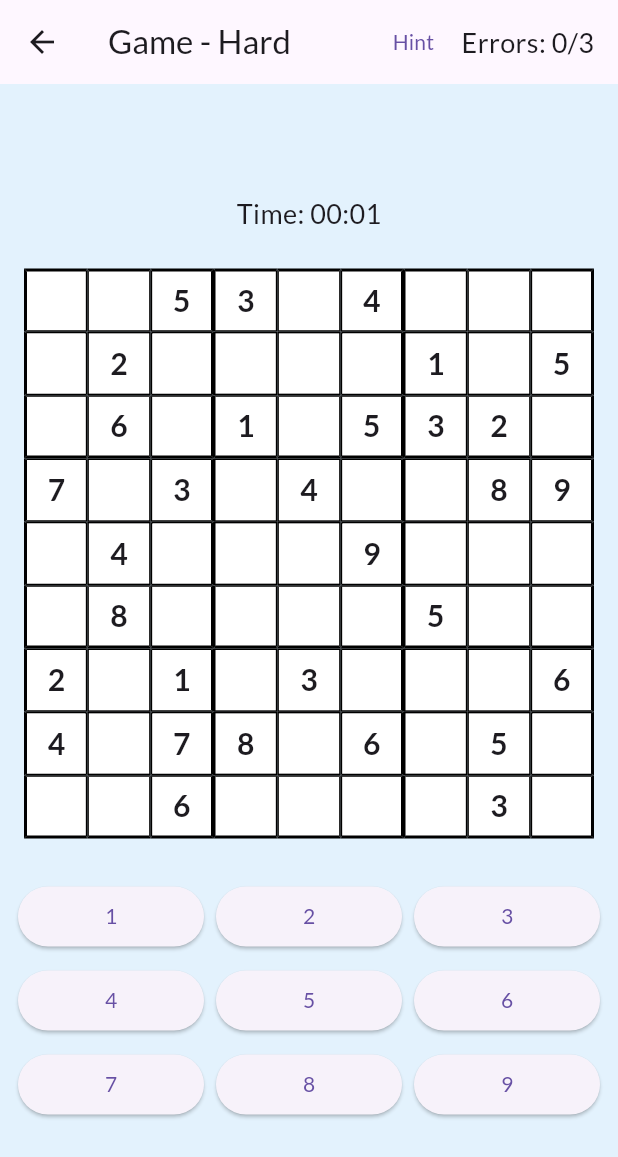
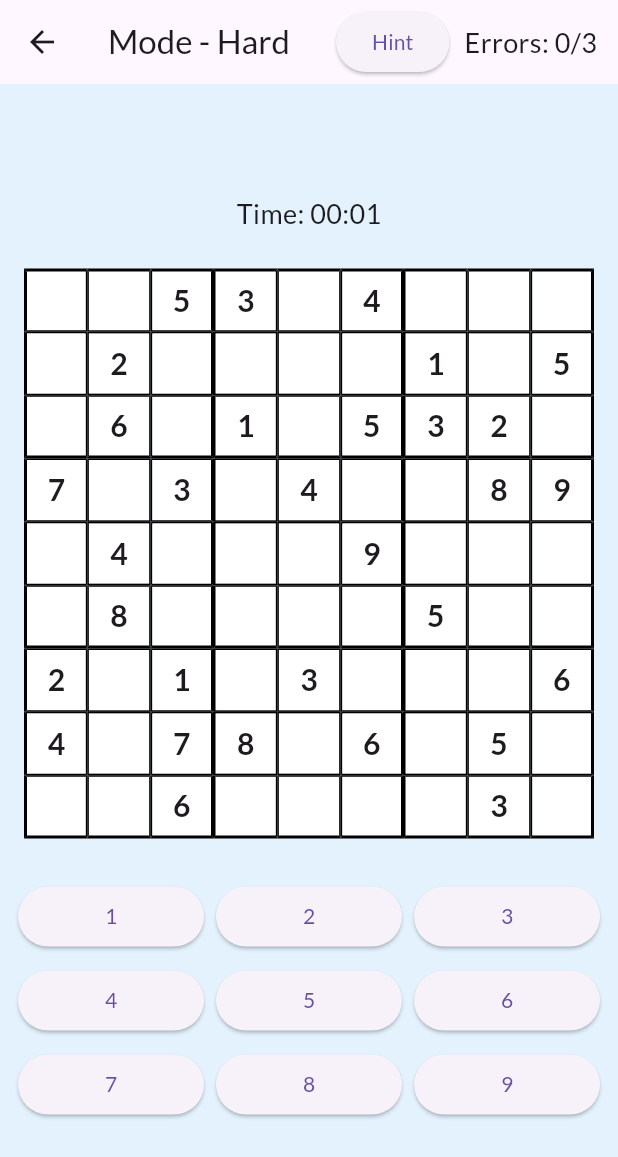
Before and after one commit to seanr89/Sudokme, a Flutter app: the screen it shows after launch, after a tap on "Hard", on a phone screen of 412 x 824 dp. Shown: the top 1157 px of the screen. Run offline on Flutter 3.47's test engine with Material 3 defaults, Android fonts, the light colour scheme and no system bars; our stand-ins replace google_fonts.

Commit message:
tweaks to naming etc...!

```diff
--- a/src/lib/difficulty_screen.dart
+++ b/src/lib/difficulty_screen.dart
@@ -18,7 +18,7 @@ class DifficultyScreen extends StatelessWidget {
             crossAxisAlignment: CrossAxisAlignment.center,
             children: [
               const Text(
-                'Choose your level:',
+                'Choose your level',
                 style: TextStyle(fontSize: 24, fontWeight: FontWeight.bold),
               ),
               const SizedBox(height: 40),
--- a/src/lib/main.dart
+++ b/src/lib/main.dart
@@ -253,17 +253,18 @@ class SudokuScreenState extends State<SudokuScreen> {
     return Scaffold(
       appBar: AppBar(
         title: Text(
-          'Game - ${_capitalize(widget.difficulty.toString().split('.').last)}',
+          'Mode - ${_capitalize(widget.difficulty.toString().split('.').last)}',
         ),
         actions: [
-          TextButton(onPressed: _getHint, child: const Text('Hint')),
+          ElevatedButton(onPressed: _getHint, child: const Text('Hint')),
+          const SizedBox(width: 10),
           Center(
             child: Text(
               'Errors: ${_sudokuLogic.mistakes}/3',
               style: const TextStyle(fontSize: 18),
             ),
           ),
-          const SizedBox(width: 16),
+          const SizedBox(width: 14),
         ],
       ),
       body: Center(
```
